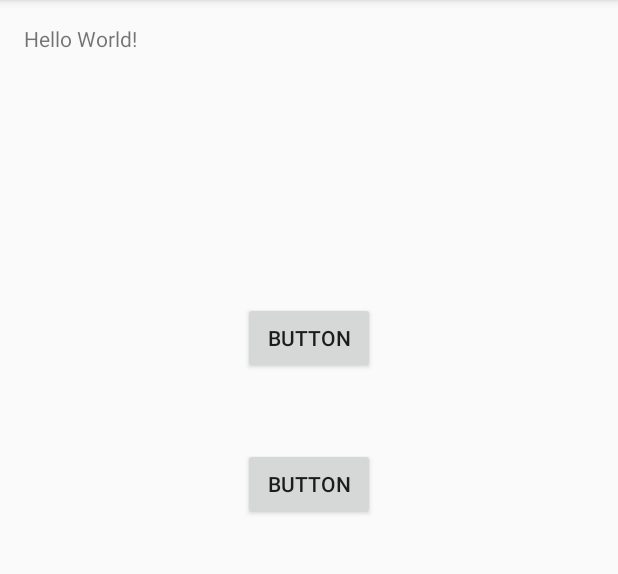
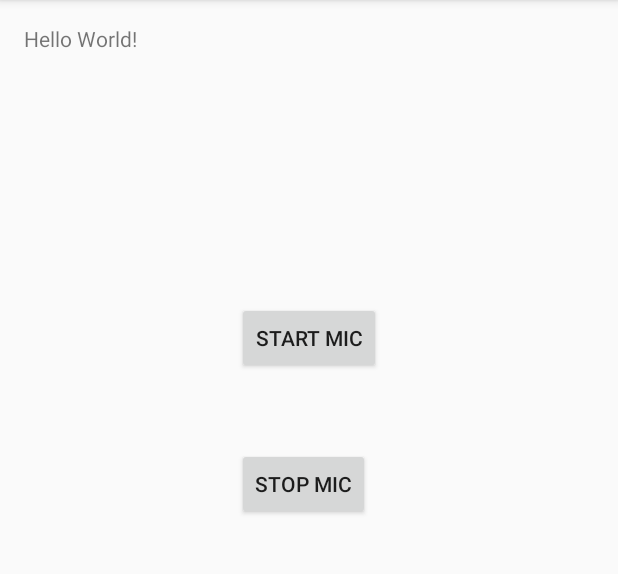
Before and after one commit to vowifi/vowifi-app, an Android app: the screen it shows after launch (MainActivity), on a phone screen of 412 x 824 dp, the part 84-658 px from its top. Run offline under Robolectric (Android 15) with nearby library versions, the phone set to English and light mode, and no system bars.

Commit message:
Renamed the button texts

```diff
--- a/app/src/main/res/layout/activity_main.xml
+++ b/app/src/main/res/layout/activity_main.xml
@@ -24,7 +24,7 @@
         android:layout_centerHorizontal="true"
         android:layout_marginTop="166dp"
         android:onClick="btnClick"
-        android:text="Button" />
+        android:text="Start Mic" />
 
     <Button
         android:id="@+id/button2"
@@ -35,5 +35,5 @@
         android:layout_below="@+id/button"
         android:layout_marginTop="49dp"
         android:onClick="stopMic"
-        android:text="Button" />
+        android:text="Stop Mic" />
 </RelativeLayout>
```
